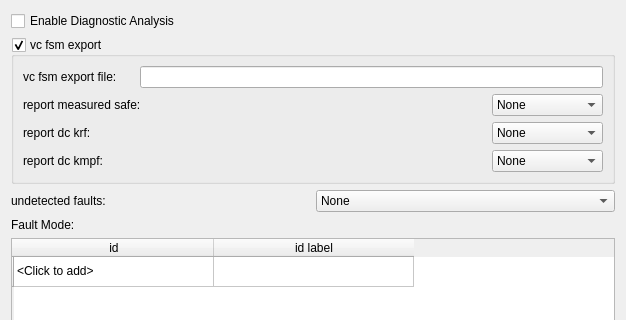
This is DiagSettingDialog.ui in tcko5611/diag as Qt 5 draws it before an edit; both pictures show x 0 to 626 and y 0 to 320 of the 626 by 583 pixel window. The edited form follows.
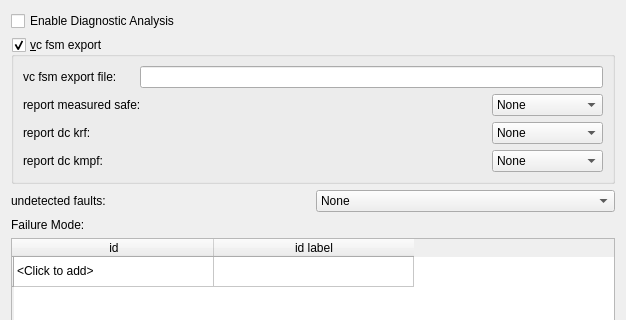
This is the edited form.

The edit to the form file:
```diff
--- a/DiagSettingDialog.ui
+++ b/DiagSettingDialog.ui
@@ -24,7 +24,7 @@
    <item>
     <widget class="QGroupBox" name="groupBox">
      <property name="title">
-      <string>vc fsm export</string>
+      <string>&amp;vc fsm export</string>
      </property>
      <property name="checkable">
       <bool>true</bool>
@@ -157,7 +157,7 @@
    <item>
     <widget class="QLabel" name="label">
      <property name="text">
-      <string>Fault Mode:</string>
+      <string>Failure Mode:</string>
      </property>
     </widget>
    </item>
```
